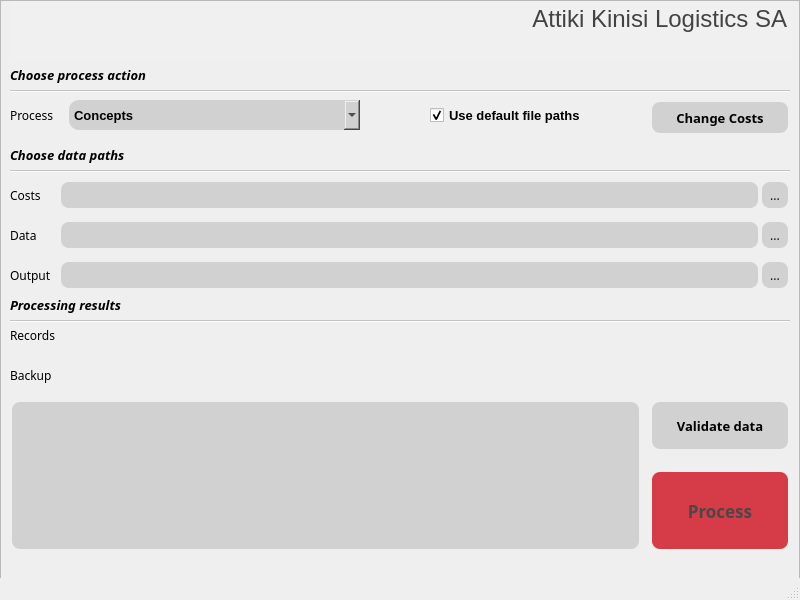
The window that gui/ui_resources/aztool_akl_gui.ui (kosazna/atakl) describes before a commit, drawn with Qt 5.
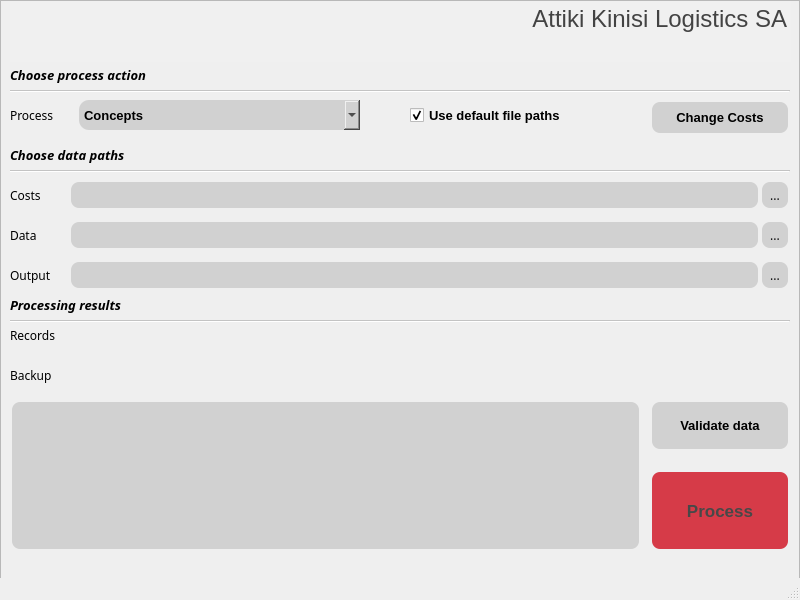
The same window after the commit.

Commit message: (L) update scripts

Patch:
```diff
--- a/gui/ui_resources/aztool_akl_gui.ui
+++ b/gui/ui_resources/aztool_akl_gui.ui
@@ -383,9 +383,9 @@
     <widget class="QComboBox" name="process_list">
      <property name="geometry">
       <rect>
-       <x>69</x>
+       <x>79</x>
        <y>100</y>
-       <width>291</width>
+       <width>281</width>
        <height>30</height>
       </rect>
      </property>
@@ -436,7 +436,7 @@
      </property>
      <property name="font">
       <font>
-       <family>Century Gothic</family>
+       <family>Segoe UI</family>
        <pointsize>13</pointsize>
        <weight>75</weight>
        <bold>true</bold>
@@ -477,7 +477,7 @@
      </property>
      <property name="font">
       <font>
-       <family>Century Gothic</family>
+       <family>Segoe UI</family>
        <pointsize>10</pointsize>
        <weight>75</weight>
        <bold>true</bold>
@@ -497,9 +497,9 @@
     <widget class="QLineEdit" name="text_costs">
      <property name="geometry">
       <rect>
-       <x>59</x>
+       <x>69</x>
        <y>180</y>
-       <width>701</width>
+       <width>691</width>
        <height>30</height>
       </rect>
      </property>
@@ -523,9 +523,9 @@
     <widget class="QLineEdit" name="text_db_data">
      <property name="geometry">
       <rect>
-       <x>59</x>
+       <x>69</x>
        <y>220</y>
-       <width>701</width>
+       <width>691</width>
        <height>30</height>
       </rect>
      </property>
@@ -546,9 +546,9 @@
     <widget class="QLabel" name="text_records">
      <property name="geometry">
       <rect>
-       <x>69</x>
+       <x>79</x>
        <y>320</y>
-       <width>711</width>
+       <width>701</width>
        <height>30</height>
       </rect>
      </property>
@@ -567,9 +567,9 @@
     <widget class="QLabel" name="text_backup">
      <property name="geometry">
       <rect>
-       <x>69</x>
+       <x>79</x>
        <y>360</y>
-       <width>711</width>
+       <width>701</width>
        <height>30</height>
       </rect>
      </property>
@@ -714,9 +714,9 @@
     <widget class="QCheckBox" name="tick_default">
      <property name="geometry">
       <rect>
-       <x>430</x>
+       <x>410</x>
        <y>100</y>
-       <width>161</width>
+       <width>221</width>
        <height>30</height>
       </rect>
      </property>
@@ -760,9 +760,9 @@
     <widget class="QLineEdit" name="text_output">
      <property name="geometry">
       <rect>
-       <x>59</x>
+       <x>69</x>
        <y>260</y>
-       <width>701</width>
+       <width>691</width>
        <height>30</height>
       </rect>
      </property>
@@ -811,7 +811,7 @@
      </property>
      <property name="font">
       <font>
-       <family>Century Gothic</family>
+       <family>Segoe UI</family>
        <pointsize>10</pointsize>
        <weight>75</weight>
        <bold>true</bold>
```
Left out of the diff: 7 changed lines with no effect on the pictures. The commit also changes 1 other file.
